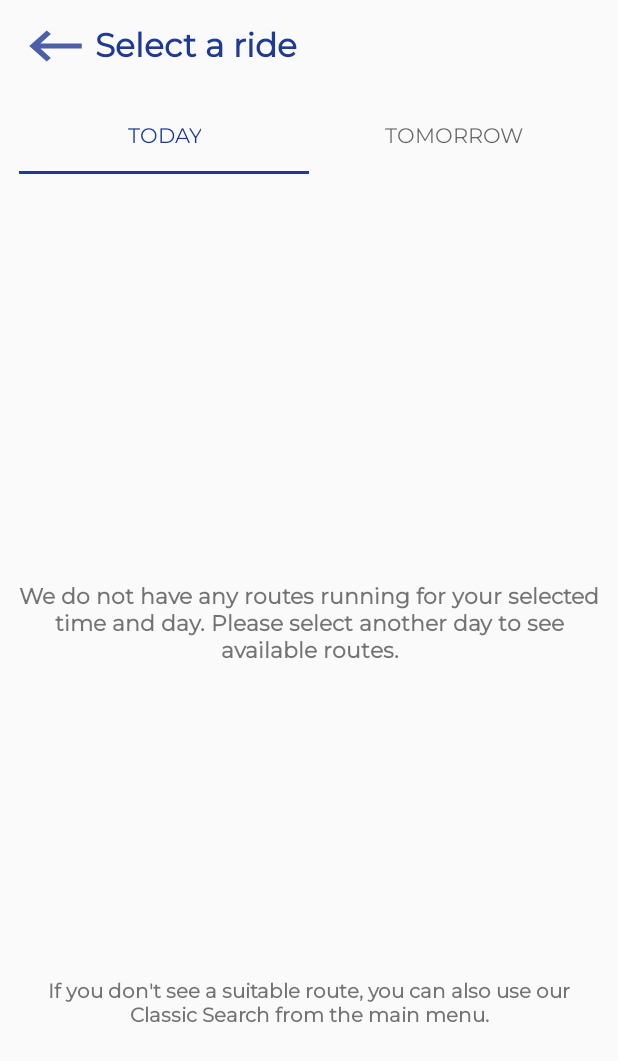
After one commit to maazsabahuddin/Sawari-Android, an Android app: the show_rides screen opened directly, with no data from a screen before it, on a phone screen of 412 x 824 dp. The commit adds this screen. Shown: the top 1061 px of the screen. Run offline under Robolectric (Android 15) with nearby library versions, the phone set to English and light mode, and no system bars; Roboto replaces fonts that are not available here.

Commit message:
today and tomorrow rides separate view.

```diff
--- a/app/src/main/AndroidManifest.xml
+++ b/app/src/main/AndroidManifest.xml
@@ -19,6 +19,10 @@
         <activity android:name=".UserRidesDetailActivity">
 
         </activity>
+
+        <activity android:name=".Rides.show_rides"></activity>
+        <activity android:name=".Rides.BusActivity"></activity>
+
         <activity
             android:name=".SplashActivity"
             android:screenOrientation="portrait" />
--- a/app/src/main/java/com/sohaibaijaz/sawaari/Fragments/ride_scheduled.java
+++ b/app/src/main/java/com/sohaibaijaz/sawaari/Fragments/ride_scheduled.java
@@ -10,8 +10,6 @@ import android.widget.Button;
 import android.widget.ListView;
 import android.widget.TextView;
 
-import androidx.annotation.NonNull;
-import androidx.annotation.Nullable;
 import androidx.fragment.app.Fragment;
 
 import com.sohaibaijaz.sawaari.CustomPreviewUserRidesHistory;
--- a/app/src/main/java/com/sohaibaijaz/sawaari/MainActivity.java
+++ b/app/src/main/java/com/sohaibaijaz/sawaari/MainActivity.java
@@ -55,6 +55,7 @@ public class MainActivity extends AppCompatActivity {
     public static final String MAP_VIEW_BUNDLE_KEY = "AIzaSyCxh6jiboDAWzR7c_373KDStrtj2W4Sgg4";
 
     public static String baseurl= "http://ec2-52-15-104-184.us-east-2.compute.amazonaws.com";
+//    public static String baseurl= "http://maaz-h2t6.localhost.run";
 
     private int backpress = 0;
     @Override
--- /dev/null
+++ b/app/src/main/java/com/sohaibaijaz/sawaari/Rides/show_rides.java
@@ -0,0 +1,124 @@
+package com.sohaibaijaz.sawaari.Rides;
+
+import android.os.Bundle;
+import android.view.View;
+import android.widget.Button;
+
+import androidx.appcompat.app.AppCompatActivity;
+import androidx.fragment.app.Fragment;
+import androidx.fragment.app.FragmentManager;
+import androidx.fragment.app.FragmentPagerAdapter;
+import androidx.viewpager.widget.ViewPager;
+
+import com.sohaibaijaz.sawaari.R;
+
+import java.util.ArrayList;
+import java.util.List;
+
+public class show_rides extends AppCompatActivity {
+
+    String rides_data;
+
+    public static String[] titles = {
+            "Today", "Tomorrow",
+    };
+
+    public static class MyPagerAdapter extends FragmentPagerAdapter {
+        private static int NUM_ITEMS = 2;
+
+        private String rides_data;
+
+        private final List<Fragment> mFragmentList = new ArrayList<>();
+
+        public MyPagerAdapter(FragmentManager fragmentManager) {
+            super(fragmentManager);
+        }
+
+        // Returns total number of pages
+        @Override
+        public int getCount() {
+            return NUM_ITEMS;
+        }
+
+        public void addFragment(Fragment fragment, String rides_data) {
+            mFragmentList.add(fragment);
+            this.rides_data = rides_data;
+        }
+
+        // Returns the fragment to display for that page
+        @Override
+        public Fragment getItem(int position) {
+            switch (position) {
+                case 0:
+                    return today_rides.newInstance(0, "Today", rides_data);
+                case 1: // Fragment # 0 - This will show FirstFragment different title
+                    return tomorrow_rides.newInstance(1, "Tomorrow", rides_data);
+                default:
+                    return null;
+            }
+        }
+
+        // Returns the page title for the top indicator
+        @Override
+        public CharSequence getPageTitle(int position){
+            return titles[position];
+        }
+
+    }
+
+    FragmentPagerAdapter adapterViewPager;
+    @Override
+    protected void onCreate(Bundle savedInstanceState) {
+        super.onCreate(savedInstanceState);
+        setContentView(R.layout.show_rides);
+        getSupportActionBar().hide();
+
+        rides_data = getIntent().getStringExtra("rides");
+        System.out.println(rides_data);
+
+        ViewPager vpPager = findViewById(R.id.vpPager_show_rides);
+        Button back_btn_my_ride = findViewById(R.id.back_btn_select_ride);
+
+        vpPager.addOnPageChangeListener(new ViewPager.OnPageChangeListener() {
+            @Override
+            public void onPageScrolled(int position, float positionOffset, int positionOffsetPixels) {
+            }
+
+            @Override
+            public void onPageSelected(int position) {
+
+            }
+
+            @Override
+            public void onPageScrollStateChanged(int state) {
+
+            }
+        });
+
+        MyPagerAdapter adapterViewPager = new MyPagerAdapter(this.getSupportFragmentManager());
+
+        today_rides today = new today_rides();
+        tomorrow_rides tomorrow = new tomorrow_rides();
+
+        adapterViewPager.addFragment(today, rides_data);
+        adapterViewPager.addFragment(tomorrow, rides_data);
+
+//        adapter = new ViewPagerUnitDetailsAdapter(this.getSupportFragmentManager());
+//        tr1 = new today_rides();
+//        tr2 = new tomorrow_rides();
+
+//        adapterViewPager.(tr1, rides_data);
+//        adapterViewPager.(tr2, rides_data);
+
+        vpPager.setAdapter(adapterViewPager);
+
+        back_btn_my_ride.setOnClickListener(new View.OnClickListener() {
+            @Override
+            public void onClick(View v) {
+                onBackPressed();
+//                startActivity(new Intent(getApplicationContext(), HomeFragment.class));
+            }
+        });
+    }
+
+}
--- a/app/src/main/java/com/sohaibaijaz/sawaari/BusActivity.java
+++ b/app/src/main/java/com/sohaibaijaz/sawaari/Rides/today_rides.java
@@ -1,50 +1,75 @@
-package com.sohaibaijaz.sawaari;
+package com.sohaibaijaz.sawaari.Rides;
 
+import android.app.Activity;
+import android.content.Context;
 import android.content.Intent;
 import android.os.Bundle;
+import android.view.LayoutInflater;
 import android.view.View;
+import android.view.ViewGroup;
 import android.widget.Button;
 import android.widget.ListView;
 import android.widget.TextView;
-import android.widget.Toast;
 
-import androidx.appcompat.app.AppCompatActivity;
+import androidx.fragment.app.Fragment;
 
-import com.sohaibaijaz.sawaari.Fragments.HomeFragment;
+import com.sohaibaijaz.sawaari.CustomAdapterActivity;
+import com.sohaibaijaz.sawaari.R;
 
 import org.json.JSONArray;
 import org.json.JSONObject;
 
 import java.util.ArrayList;
 import java.util.HashMap;
+import java.util.Objects;
 
-public class BusActivity extends AppCompatActivity {
+import static com.sohaibaijaz.sawaari.MainActivity.AppPreferences;
 
+public class today_rides extends Fragment {
 
+    private String title;
+    private static String rides_data;
+    private int page;
+
+    // newInstance constructor for creating fragment with arguments
+    public static today_rides newInstance(int page, String title, String rides_data) {
+
+        today_rides.rides_data = rides_data;
+
+        today_rides today = new today_rides();
+        Bundle args = new Bundle();
+        args.putInt("someInt", page);
+        args.putString("someTitle", title);
+        today.setArguments(args);
+        return today;
+    }
+
+    // Store instance variables based on arguments passed
+    @Override
+    public void onCreate(Bundle savedInstanceState) {
+        super.onCreate(savedInstanceState);
+        page = getArguments().getInt("someInt", 0);
+        title = getArguments().getString("someTitle");
+    }
+
+    Context context;
     ArrayList<HashMap> buses = new ArrayList<HashMap>();
     @Override
-    protected void onCreate(Bundle savedInstanceState) {
-        super.onCreate(savedInstanceState);
-        setContentView(R.layout.activity_bus);
-        getSupportActionBar().hide();
+    public View onCreateView(LayoutInflater inflater, ViewGroup container,
+                             Bundle savedInstanceState) {
+        View view = inflater.inflate(R.layout.today_rides, container, false);
 
-        Button btn_back = findViewById(R.id.btn_back);
-        ListView list_buses = (findViewById(R.id.list_buses));
-        TextView ride_txt = findViewById(R.id.ride_txt);
-        TextView suggestionTextView = findViewById(R.id.suggestionTextView);
-        Bundle b = getIntent().getExtras();
-        String rides_data = b.getString("rides");
+        ListView list_buses = view.findViewById(R.id.today_rides_ListView);
+        TextView today_ride_suggestion_tv = view.findViewById(R.id.today_ride_suggestion_tv);
+        TextView today_no_ride_tv = view.findViewById(R.id.today_no_ride_tv);
 
         try {
+            JSONArray rides = new JSONArray(rides_data);
+            if(rides.length() != 0 || !rides.isNull(0)){
 
-            JSONArray rides = new JSONArray(rides_data);
-            if(rides.length() == 0 || rides.isNull(0)){
-                ride_txt.setVisibility(TextView.VISIBLE);
-                suggestionTextView.setVisibility(TextView.VISIBLE);
-//                Toast.makeText(getApplicationContext(), "No Rides Available.", Toast.LENGTH_LONG).show();
-            }
+                today_no_ride_tv.setVisibility(TextView.INVISIBLE);
+                today_ride_suggestion_tv.setVisibility(TextView.INVISIBLE);
 
-            else{
                 for(int i=0 ; i< rides.length(); i++){
                     JSONObject ride = rides.getJSONObject(i);
 
@@ -87,23 +112,18 @@ public class BusActivity extends AppCompatActivity {
 
                 }
             }
+            else{
+                today_no_ride_tv.setVisibility(TextView.VISIBLE);
+                today_ride_suggestion_tv.setVisibility(TextView.VISIBLE);
+//                Toast.makeText(getApplicationContext(), "No Rides Available.", Toast.LENGTH_LONG).show();
+            }
 
-            list_buses.setAdapter(new CustomAdapterActivity(this, buses));
+            list_buses.setAdapter(new CustomAdapterActivity(getActivity(), buses));
         }
         catch (Exception e){
             e.printStackTrace();
         }
 
-        btn_back.setOnClickListener(new View.OnClickListener() {
-            @Override
-            public void onClick(View v) {
-                onBackPressed();
-//                Intent i = new Intent(BusActivity.this, HomeFragment.class);
-//                finish();
-//                BusActivity.this.startActivity(i);
-            }
-        });
-
+        return view;
     }
-
 }
--- /dev/null
+++ b/app/src/main/java/com/sohaibaijaz/sawaari/Rides/tomorrow_rides.java
@@ -0,0 +1,47 @@
+package com.sohaibaijaz.sawaari.Rides;
+
+import android.os.Bundle;
+import android.view.LayoutInflater;
+import android.view.View;
+import android.view.ViewGroup;
+
+import androidx.fragment.app.Fragment;
+
+import com.sohaibaijaz.sawaari.R;
+
+public class tomorrow_rides extends Fragment {
+    private String title;
+    private static String rides_data;
+    private int page;
+
+    public tomorrow_rides(){ }
+
+    // newInstance constructor for creating fragment with arguments
+    public static tomorrow_rides newInstance(int page, String title, String rides_data) {
+
+        tomorrow_rides.rides_data = rides_data;
+
+        tomorrow_rides tomorrow = new tomorrow_rides();
+        Bundle args = new Bundle();
+        args.putInt("someInt", page);
+        args.putString("someTitle", title);
+        tomorrow.setArguments(args);
+        return tomorrow;
+    }
+
+    // Store instance variables based on arguments passed
+    @Override
+    public void onCreate(Bundle savedInstanceState) {
+        super.onCreate(savedInstanceState);
+        page = getArguments().getInt("someInt", 0);
+        title = getArguments().getString("someTitle");
+    }
+
+    @Override
+    public View onCreateView(LayoutInflater inflater, ViewGroup container,
+                             Bundle savedInstanceState) {
+        View view = inflater.inflate(R.layout.tomorrow_rides, container, false);
+
+        return view;
+    }
+}
--- /dev/null
+++ b/app/src/main/res/layout/show_rides.xml
@@ -0,0 +1,60 @@
+<?xml version="1.0" encoding="utf-8"?>
+<androidx.constraintlayout.widget.ConstraintLayout xmlns:android="http://schemas.android.com/apk/res/android"
+    xmlns:app="http://schemas.android.com/apk/res-auto"
+    xmlns:tools="http://schemas.android.com/tools"
+    android:orientation="vertical" android:layout_width="match_parent"
+    android:layout_height="match_parent">
+
+    <Button
+        android:id="@+id/back_btn_select_ride"
+        android:layout_width="42dp"
+        android:layout_height="37dp"
+
+        android:layout_marginTop="12dp"
+        android:background="@drawable/ic_action_name"
+        app:layout_constraintBottom_toBottomOf="@+id/list_buses"
+        app:layout_constraintEnd_toEndOf="parent"
+        app:layout_constraintHorizontal_bias="0.044"
+        app:layout_constraintStart_toStartOf="parent"
+        app:layout_constraintTop_toTopOf="parent"
+
+        app:layout_constraintVertical_bias="0.023" />
+
+    <TextView
+        android:id="@+id/rides_txt"
+        android:layout_width="200dp"
+        android:layout_height="40dp"
+        android:fontFamily="@font/montserrat"
+        android:text="Select a ride"
+        android:textColor="@color/colorJacksonPurple"
+        android:textSize="22dp"
+        android:textStyle="bold"
+        app:layout_constraintBottom_toBottomOf="parent"
+        app:layout_constraintEnd_toEndOf="parent"
+        app:layout_constraintHorizontal_bias="0.3"
+        app:layout_constraintStart_toStartOf="parent"
+        app:layout_constraintTop_toTopOf="parent"
+        app:layout_constraintVertical_bias="0.02" />
+
+    <androidx.viewpager.widget.ViewPager
+        android:id="@+id/vpPager_show_rides"
+        android:layout_width="387dp"
+        android:layout_height="650dp"
+        android:layout_marginTop="68dp"
+        app:layout_constraintEnd_toEndOf="parent"
+        app:layout_constraintStart_toStartOf="parent"
+        app:layout_constraintTop_toTopOf="parent">
+
+        <com.google.android.material.tabs.TabLayout
+            android:id="@+id/tab_layout"
+            android:layout_width="match_parent"
+            android:layout_height="wrap_content"
+            app:tabGravity="fill"
+            app:tabIndicatorColor="#1F3A93"
+            app:tabMode="fixed"
+            app:tabSelectedTextColor="#1F3A93" />
+
+    </androidx.viewpager.widget.ViewPager>
+
+
+</androidx.constraintlayout.widget.ConstraintLayout>
--- /dev/null
+++ b/app/src/main/res/layout/today_rides.xml
@@ -0,0 +1,95 @@
+<?xml version="1.0" encoding="utf-8"?>
+<androidx.constraintlayout.widget.ConstraintLayout xmlns:android="http://schemas.android.com/apk/res/android"
+    xmlns:app="http://schemas.android.com/apk/res-auto"
+    xmlns:tools="http://schemas.android.com/tools"
+    android:layout_width="match_parent"
+    android:layout_height="match_parent">
+
+
+<!--    <Button-->
+<!--        android:id="@+id/schedule_book_btn"-->
+<!--        android:layout_width="213dp"-->
+<!--        android:layout_height="49dp"-->
+<!--        android:background="@drawable/button_background"-->
+<!--        android:text="BOOK YOUR NEXT TRIP"-->
+<!--        android:textAppearance="@style/Theme.AppCompat.Light"-->
+<!--        android:textColor="@color/colorWhite"-->
+<!--        android:visibility="invisible"-->
+<!--        android:textSize="14dp"-->
+<!--        android:textStyle="normal"-->
+<!--        app:layout_constraintBottom_toBottomOf="parent"-->
+<!--        app:layout_constraintEnd_toEndOf="parent"-->
+<!--        app:layout_constraintStart_toStartOf="parent"-->
+<!--        app:layout_constraintTop_toTopOf="parent"-->
+<!--        app:layout_constraintVertical_bias="0.48" />-->
+
+<!--    <TextView-->
+<!--        android:id="@+id/schedule_trips_tv"-->
+<!--        android:layout_width="238dp"-->
+<!--        android:layout_height="47dp"-->
+<!--        android:text="No Upcoming Trips"-->
+<!--        android:textAlignment="center"-->
+<!--        android:textSize="18dp"-->
+<!--        android:visibility="invisible"-->
+<!--        android:textStyle="bold"-->
+<!--        app:layout_constraintBottom_toBottomOf="parent"-->
+<!--        app:layout_constraintEnd_toEndOf="parent"-->
+<!--        app:layout_constraintHorizontal_bias="0.45"-->
+<!--        app:layout_constraintStart_toStartOf="parent"-->
+<!--        app:layout_constraintTop_toTopOf="parent"-->
+<!--        app:layout_constraintVertical_bias="0.4" />-->
+
+    <View
+        android:id="@+id/divider"
+        android:layout_width="409dp"
+        android:layout_height="1dp"
+        android:background="?android:attr/listDivider"
+        android:backgroundTint="@color/colorEdwardGrey"
+        app:layout_constraintBottom_toBottomOf="parent"
+        app:layout_constraintEnd_toEndOf="parent"
+        app:layout_constraintStart_toStartOf="parent"
+        app:layout_constraintTop_toTopOf="parent"
+        app:layout_constraintVertical_bias="0.082" />
+
+    <TextView
+        android:id="@+id/today_no_ride_tv"
+        style="@android:style/Widget.Holo.TextView"
+        android:layout_width="match_parent"
+        android:layout_height="58dp"
+        android:text="@string/BusActivityRides"
+        android:textAlignment="center"
+        android:textSize="14.5sp"
+        android:textStyle="bold"
+        app:layout_constraintBottom_toBottomOf="parent"
+        app:layout_constraintEnd_toEndOf="parent"
+        app:layout_constraintStart_toStartOf="parent"
+        app:layout_constraintTop_toTopOf="parent" />
+
+    <TextView
+        android:id="@+id/today_ride_suggestion_tv"
+        style="@android:style/Widget.Holo.Light.TextView"
+        android:layout_width="match_parent"
+        android:layout_height="47dp"
+        android:text="@string/BusActivityRidesClassic"
+        android:textAlignment="center"
+        android:textSize="13.5sp"
+        android:textStyle="bold"
+        app:layout_constraintBottom_toBottomOf="parent"
+        app:layout_constraintTop_toTopOf="parent"
+        app:layout_constraintVertical_bias="0.966"
+        tools:layout_editor_absoluteX="6dp" />
+
+    <ListView
+        android:id="@+id/today_rides_ListView"
+        android:layout_width="0dp"
+        android:layout_height="590dp"
+        android:dividerHeight="1dip"
+        app:layout_constraintBottom_toBottomOf="parent"
+        app:layout_constraintEnd_toEndOf="parent"
+        app:layout_constraintStart_toStartOf="parent"
+        app:layout_constraintTop_toTopOf="parent"
+        app:layout_constraintVertical_bias="0.886" >
+
+    </ListView>
+
+</androidx.constraintlayout.widget.ConstraintLayout>
```
Also changed, not shown: app/src/main/java/com/sohaibaijaz/sawaari/CustomAdapterActivity.java (+5 -3 lines), app/src/main/java/com/sohaibaijaz/sawaari/Fragments/HomeFragment.java (+13 -21 lines), app/src/main/java/com/sohaibaijaz/sawaari/Fragments/RideFragmentN.java (+0 -11 lines), app/src/main/java/com/sohaibaijaz/sawaari/Rides/BusActivity.java (added, +110 -0 lines), app/src/main/res/layout/activity_bus.xml (+12 -18 lines), app/src/main/res/layout/tomorrow_rides.xml (added, +64 -0 lines).
